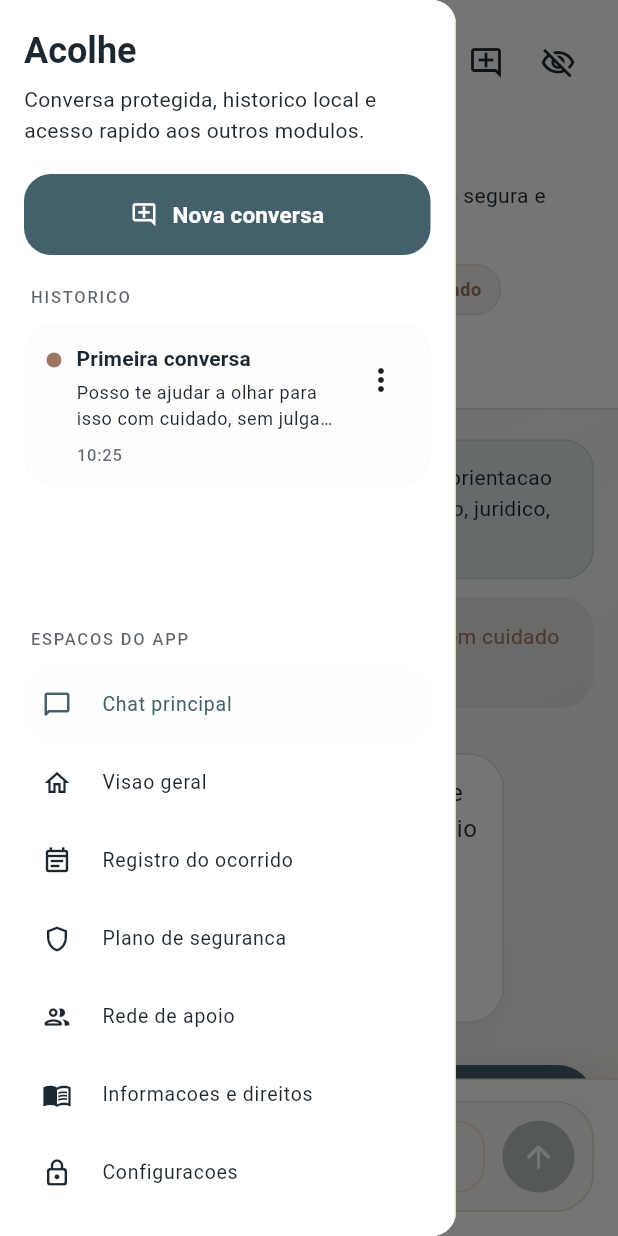
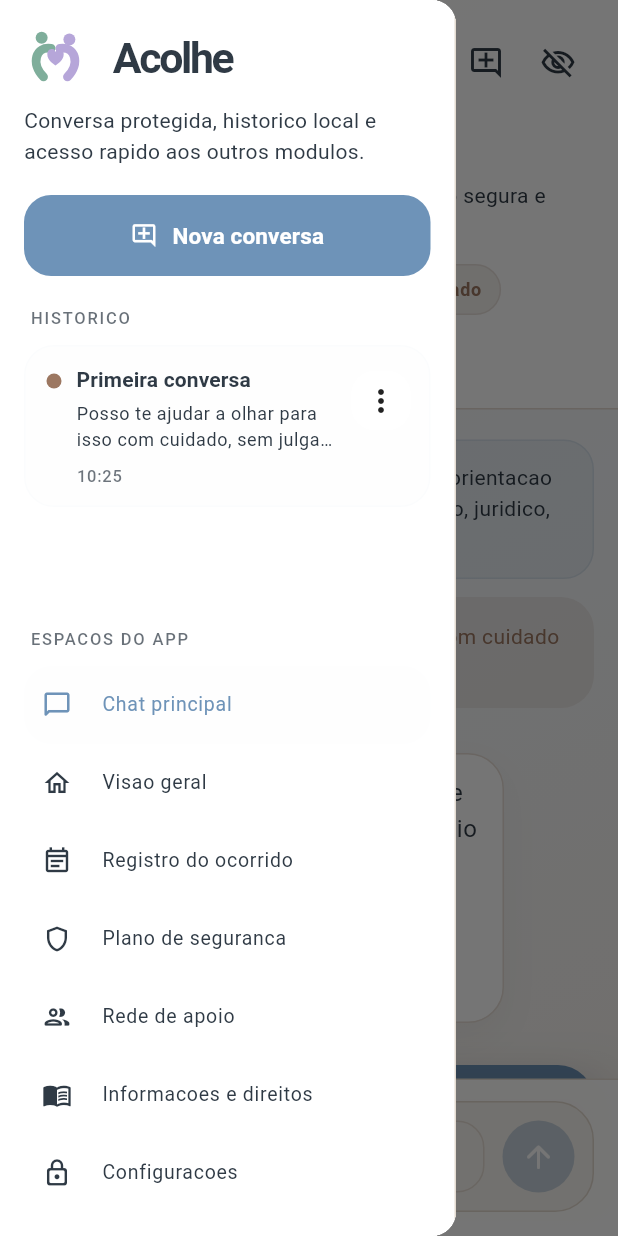
Before and after one commit to RenatoBoranga1/Acolhe, a Flutter app: the ChatScreen screen opened by its route, after a tap on the "menu" icon, on a phone screen of 412 x 824 dp. Run offline on Flutter 3.47's test engine with Material 3 defaults, Android fonts, the phone set to English and light mode, and no system bars; our stand-ins replace flutter_riverpod, flutter_secure_storage, go_router, local_auth; accounts and stored records are empty.

Commit message:
Apply Acolhe brand identity across mobile app

```diff
--- a/acolhe-mobile/lib/core/theme/app_theme.dart
+++ b/acolhe-mobile/lib/core/theme/app_theme.dart
@@ -1,16 +1,21 @@
 import 'package:flutter/material.dart';
 
 class AcolheTheme {
-  static const Color sand = Color(0xFFF3EEE8);
-  static const Color ink = Color(0xFF1D2730);
-  static const Color teal = Color(0xFF44616B);
-  static const Color mutedTeal = Color(0xFF69818A);
+  static const Color trustBlue = Color(0xFF6E93B8);
+  static const Color calmGreen = Color(0xFF7FAE9B);
+  static const Color lavender = Color(0xFFB6A6D9);
+  static const Color warmShell = Color(0xFFF5F1EB);
+  static const Color graphite = Color(0xFF2F3A45);
+  static const Color sand = warmShell;
+  static const Color ink = graphite;
+  static const Color teal = trustBlue;
+  static const Color mutedTeal = Color(0xFF87A6C2);
   static const Color clay = Color(0xFF9C7761);
   static const Color rose = Color(0xFFA45E60);
-  static const Color forest = Color(0xFF5A6F63);
+  static const Color forest = calmGreen;
   static const Color night = Color(0xFF121A21);
   static const Color slate = Color(0xFF21313D);
-  static const Color mist = Color(0xFFE3E7EA);
+  static const Color mist = Color(0xFFE6EBF0);
 
   static ThemeData get lightTheme {
     const colorScheme = ColorScheme(
--- a/acolhe-mobile/lib/features/auth/presentation/auth_screens.dart
+++ b/acolhe-mobile/lib/features/auth/presentation/auth_screens.dart
@@ -2,6 +2,7 @@ import 'dart:async';
 
 import 'package:acolhe_mobile/features/auth/application/auth_controller.dart';
 import 'package:acolhe_mobile/shared/widgets/app_shell.dart';
+import 'package:acolhe_mobile/shared/widgets/brand_logo.dart';
 import 'package:acolhe_mobile/shared/widgets/design_system.dart';
 import 'package:acolhe_mobile/shared/widgets/responsive_layout.dart';
 import 'package:flutter/material.dart';
@@ -41,38 +42,28 @@ class _SplashScreenState extends ConsumerState<SplashScreen> {
 
     return Scaffold(
       body: Center(
+        child: Padding(
+          padding: const EdgeInsets.symmetric(horizontal: 24),
           child: Column(
             mainAxisSize: MainAxisSize.min,
             children: [
-            Container(
-              width: 92,
-              height: 92,
-              decoration: BoxDecoration(
-                color: Theme.of(context).colorScheme.primary.withOpacity(0.12),
-                borderRadius: BorderRadius.circular(28),
+              const AcolheBrandLockup(
+                orientation: AcolheLockupOrientation.vertical,
+                markSize: 106,
+                center: true,
               ),
-              child: Icon(
-                Icons.shield_outlined,
-                size: 44,
-                color: Theme.of(context).colorScheme.primary,
-              ),
-            ),
-            const SizedBox(height: 24),
-            Text(
-              auth.currentAppName,
-              style: Theme.of(context).textTheme.displaySmall,
-            ),
-            const SizedBox(height: 12),
+              const SizedBox(height: 18),
               Text(
                 auth.discreetMode
                     ? 'Espaco privado protegido'
-                  : 'Acolhimento inicial com privacidade e seguranca',
+                    : 'Acolhimento inicial com privacidade, escuta e seguranca',
                 style: Theme.of(context).textTheme.bodyLarge,
                 textAlign: TextAlign.center,
               ),
               const SizedBox(height: 28),
               const CircularProgressIndicator(),
             ],
+          ),
         ),
       ),
     );
@@ -107,6 +98,8 @@ class _OnboardingScreenState extends ConsumerState<OnboardingScreen> {
               child: Column(
                 crossAxisAlignment: CrossAxisAlignment.start,
                 children: [
+                  AcolheBrandLockup(markSize: 70),
+                  SizedBox(height: 18),
                   SectionTitle(
                     title: 'Como o Acolhe pode apoiar',
                     subtitle:
@@ -202,6 +195,10 @@ class _PinSetupScreenState extends ConsumerState<PinSetupScreen> {
       maxContentWidth: 560,
       child: Column(
         children: [
+          const Padding(
+            padding: EdgeInsets.only(bottom: 18),
+            child: AcolheBrandMark(size: 54, withContainer: true),
+          ),
           GlassCard(
             child: Column(
               crossAxisAlignment: CrossAxisAlignment.start,
@@ -284,6 +281,10 @@ class _LoginScreenState extends ConsumerState<LoginScreen> {
       maxContentWidth: 560,
       child: Column(
         children: [
+          const Padding(
+            padding: EdgeInsets.only(bottom: 18),
+            child: AcolheBrandMark(size: 54, withContainer: true),
+          ),
           GlassCard(
             child: Column(
               crossAxisAlignment: CrossAxisAlignment.start,
--- a/acolhe-mobile/lib/features/chat/presentation/chat_screen.dart
+++ b/acolhe-mobile/lib/features/chat/presentation/chat_screen.dart
@@ -1,3 +1,4 @@
+import 'package:acolhe_mobile/core/theme/app_theme.dart';
 import 'package:acolhe_mobile/features/auth/application/auth_controller.dart';
 import 'package:acolhe_mobile/features/chat/application/chat_controller.dart';
 import 'package:acolhe_mobile/features/chat/presentation/widgets/chat_header.dart';
@@ -267,9 +268,9 @@ class _ChatScreenState extends ConsumerState<ChatScreen> {
                     Color(0xFF0D141A),
                   ]
                 : const [
-                    Color(0xFFF4EEE7),
-                    Color(0xFFF3F6F7),
-                    Color(0xFFF7F1EB),
+                    AcolheTheme.warmShell,
+                    Color(0xFFF4F7FA),
+                    Color(0xFFF7F2EC),
                   ],
           ),
         ),
--- a/acolhe-mobile/lib/features/chat/presentation/widgets/chat_header.dart
+++ b/acolhe-mobile/lib/features/chat/presentation/widgets/chat_header.dart
@@ -2,6 +2,7 @@ import 'package:acolhe_mobile/core/theme/app_theme.dart';
 import 'package:acolhe_mobile/features/chat/application/chat_controller.dart';
 import 'package:acolhe_mobile/features/chat/domain/chat_intelligence_ui.dart';
 import 'package:acolhe_mobile/shared/models/app_models.dart';
+import 'package:acolhe_mobile/shared/widgets/brand_logo.dart';
 import 'package:flutter/material.dart';
 
 class ChatHeader extends StatelessWidget {
@@ -72,19 +73,10 @@ class ChatHeader extends StatelessWidget {
                   icon: const Icon(Icons.menu_rounded),
                 ),
               if (!isWideLayout) const SizedBox(width: 4),
-              Container(
-                padding:
-                    const EdgeInsets.symmetric(horizontal: 12, vertical: 8),
-                decoration: BoxDecoration(
-                  color: theme.colorScheme.primary.withValues(alpha: 0.12),
-                  borderRadius: BorderRadius.circular(18),
-                ),
-                child: Text(
-                  appName,
-                  style: theme.textTheme.labelLarge?.copyWith(
-                    color: theme.colorScheme.primary,
-                  ),
-                ),
+              Tooltip(
+                message: appName,
+                child: AcolheBrandPill(
+                    onDark: theme.brightness == Brightness.dark),
               ),
               const Spacer(),
               IconButton(
--- a/acolhe-mobile/lib/features/chat/presentation/widgets/conversation_drawer.dart
+++ b/acolhe-mobile/lib/features/chat/presentation/widgets/conversation_drawer.dart
@@ -1,4 +1,5 @@
 import 'package:acolhe_mobile/shared/models/app_models.dart';
+import 'package:acolhe_mobile/shared/widgets/brand_logo.dart';
 import 'package:acolhe_mobile/shared/widgets/design_system.dart';
 import 'package:flutter/material.dart';
 
@@ -46,8 +47,12 @@ class ConversationDrawer extends StatelessWidget {
           child: Column(
             crossAxisAlignment: CrossAxisAlignment.start,
             children: [
-              Text('Acolhe', style: theme.textTheme.headlineSmall),
-              const SizedBox(height: 6),
+              AcolheBrandLockup(
+                markSize: 42,
+                showTagline: false,
+                onDark: theme.brightness == Brightness.dark,
+              ),
+              const SizedBox(height: 10),
               Text(
                 'Conversa protegida, historico local e acesso rapido aos outros modulos.',
                 style: theme.textTheme.bodyMedium,
--- a/acolhe-mobile/lib/features/home/presentation/home_screen.dart
+++ b/acolhe-mobile/lib/features/home/presentation/home_screen.dart
@@ -1,6 +1,7 @@
 import 'package:acolhe_mobile/features/auth/application/auth_controller.dart';
 import 'package:acolhe_mobile/features/chat/application/chat_controller.dart';
 import 'package:acolhe_mobile/shared/widgets/app_shell.dart';
+import 'package:acolhe_mobile/shared/widgets/brand_logo.dart';
 import 'package:acolhe_mobile/shared/widgets/design_system.dart';
 import 'package:acolhe_mobile/shared/widgets/responsive_layout.dart';
 import 'package:flutter/material.dart';
@@ -35,6 +36,8 @@ class HomeScreen extends ConsumerWidget {
               child: Column(
                 crossAxisAlignment: CrossAxisAlignment.start,
                 children: [
+                  const AcolheBrandLockup(markSize: 64),
+                  const SizedBox(height: 20),
                   const SectionTitle(
                     title: 'Chat como centro do cuidado',
                     subtitle:
--- a/acolhe-mobile/lib/shared/widgets/app_shell.dart
+++ b/acolhe-mobile/lib/shared/widgets/app_shell.dart
@@ -1,4 +1,5 @@
 import 'package:acolhe_mobile/core/navigation/safe_navigation.dart';
+import 'package:acolhe_mobile/core/theme/app_theme.dart';
 import 'package:acolhe_mobile/features/auth/application/auth_controller.dart';
 import 'package:acolhe_mobile/shared/widgets/responsive_layout.dart';
 import 'package:flutter/material.dart';
@@ -50,9 +51,9 @@ class AppShell extends ConsumerWidget {
                     Color(0xFF10171D)
                   ]
                 : const [
-                    Color(0xFFF5EFE9),
-                    Color(0xFFF2F5F6),
-                    Color(0xFFF7F1EC)
+                    AcolheTheme.warmShell,
+                    Color(0xFFF4F7FA),
+                    Color(0xFFF7F2EC)
                   ],
           ),
         ),
--- /dev/null
+++ b/acolhe-mobile/lib/shared/widgets/brand_logo.dart
@@ -0,0 +1,364 @@
+import 'package:acolhe_mobile/core/config/app_identity.dart';
+import 'package:acolhe_mobile/core/theme/app_theme.dart';
+import 'package:flutter/material.dart';
+
+enum AcolheLockupOrientation { horizontal, vertical }
+
+class AcolheBrandMark extends StatelessWidget {
+  const AcolheBrandMark({
+    super.key,
+    this.size = 72,
+    this.monochrome = false,
+    this.onDark = false,
+    this.withContainer = false,
+  });
+
+  final double size;
+  final bool monochrome;
+  final bool onDark;
+  final bool withContainer;
+
+  @override
+  Widget build(BuildContext context) {
+    final mark = SizedBox.square(
+      dimension: size,
+      child: CustomPaint(
+        painter: _AcolheBrandMarkPainter(
+          monochrome: monochrome,
+          onDark: onDark,
+        ),
+      ),
+    );
+
+    if (!withContainer) {
+      return mark;
+    }
+
+    final background = onDark
+        ? Colors.white.withValues(alpha: 0.08)
+        : Colors.white.withValues(alpha: 0.84);
+
+    return Container(
+      width: size + 18,
+      height: size + 18,
+      decoration: BoxDecoration(
+        color: background,
+        borderRadius: BorderRadius.circular(size * 0.34),
+        boxShadow: onDark
+            ? null
+            : [
+                BoxShadow(
+                  color: AcolheTheme.graphite.withValues(alpha: 0.08),
+                  blurRadius: 24,
+                  offset: const Offset(0, 8),
+                ),
+              ],
+      ),
+      alignment: Alignment.center,
+      child: mark,
+    );
+  }
+}
+
+class AcolheBrandLockup extends StatelessWidget {
+  const AcolheBrandLockup({
+    super.key,
+    this.orientation = AcolheLockupOrientation.horizontal,
+    this.markSize = 72,
+    this.showTagline = true,
+    this.onDark = false,
+    this.monochrome = false,
+    this.center = false,
+  });
+
+  final AcolheLockupOrientation orientation;
+  final double markSize;
+  final bool showTagline;
+  final bool onDark;
+  final bool monochrome;
+  final bool center;
+
+  @override
+  Widget build(BuildContext context) {
+    final wordmarkColor = monochrome
+        ? (onDark ? Colors.white : AcolheTheme.graphite)
+        : AcolheTheme.graphite;
+    final neutralTagColor = onDark
+        ? Colors.white.withValues(alpha: 0.86)
+        : AcolheTheme.graphite.withValues(alpha: 0.74);
+    final taglineBaseStyle = Theme.of(context).textTheme.labelMedium?.copyWith(
+          fontWeight: FontWeight.w700,
+          letterSpacing: 1.1,
+          color: neutralTagColor,
+        );
+
+    final label = Column(
+      mainAxisSize: MainAxisSize.min,
+      crossAxisAlignment:
+          center ? CrossAxisAlignment.center : CrossAxisAlignment.start,
+      children: [
+        Text(
+          AppIdentity.appName,
+          style: TextStyle(
+            fontSize: markSize * 0.68,
+            height: 1,
+            fontWeight: FontWeight.w700,
+            letterSpacing: -1.6,
+            color: wordmarkColor,
+          ),
+        ),
+        if (showTagline) ...[
+          const SizedBox(height: 6),
+          Wrap(
+            alignment: center ? WrapAlignment.center : WrapAlignment.start,
+            crossAxisAlignment: WrapCrossAlignment.center,
+            spacing: 8,
+            runSpacing: 4,
+            children: [
+              Text(
+                'RESPEITO',
+                style: taglineBaseStyle?.copyWith(color: AcolheTheme.calmGreen),
+              ),
+              _BrandTagDot(color: neutralTagColor),
+              Text(
+                'APOIO',
+                style: taglineBaseStyle?.copyWith(color: AcolheTheme.lavender),
+              ),
+              _BrandTagDot(color: neutralTagColor),
+              Text(
+                'ESCUTA',
+                style: taglineBaseStyle?.copyWith(color: AcolheTheme.trustBlue),
+              ),
+            ],
+          ),
+        ],
+      ],
+    );
+
+    if (orientation == AcolheLockupOrientation.vertical) {
+      return Column(
+        mainAxisSize: MainAxisSize.min,
+        crossAxisAlignment:
+            center ? CrossAxisAlignment.center : CrossAxisAlignment.start,
+        children: [
+          AcolheBrandMark(
+            size: markSize,
+            monochrome: monochrome,
+            onDark: onDark,
+          ),
+          const SizedBox(height: 18),
+          label,
+        ],
+      );
+    }
+
+    return Row(
+      mainAxisSize: MainAxisSize.min,
+      crossAxisAlignment: CrossAxisAlignment.center,
+      children: [
+        AcolheBrandMark(
+          size: markSize,
+          monochrome: monochrome,
+          onDark: onDark,
+        ),
+        const SizedBox(width: 18),
+        label,
+      ],
+    );
+  }
+}
+
+class AcolheBrandPill extends StatelessWidget {
+  const AcolheBrandPill({
+    super.key,
+    this.onDark = false,
+  });
+
+  final bool onDark;
+
+  @override
+  Widget build(BuildContext context) {
+    final borderColor = onDark
+        ? Colors.white.withValues(alpha: 0.08)
+        : AcolheTheme.trustBlue.withValues(alpha: 0.14);
+    final background = onDark
+        ? Colors.white.withValues(alpha: 0.04)
+        : Colors.white.withValues(alpha: 0.72);
+
+    return Container(
+      padding: const EdgeInsets.symmetric(horizontal: 12, vertical: 9),
+      decoration: BoxDecoration(
+        color: background,
+        borderRadius: BorderRadius.circular(20),
+        border: Border.all(color: borderColor),
+      ),
+      child: Row(
+        mainAxisSize: MainAxisSize.min,
+        children: [
+          AcolheBrandMark(size: 26, onDark: onDark),
+          const SizedBox(width: 10),
+          Text(
+            AppIdentity.appName,
+            style: Theme.of(context).textTheme.labelLarge?.copyWith(
+                  color: onDark ? Colors.white : AcolheTheme.graphite,
+                ),
+          ),
+        ],
+      ),
+    );
+  }
+}
+
+class _BrandTagDot extends StatelessWidget {
+  const _BrandTagDot({
+    required this.color,
+  });
+
+  final Color color;
+
+  @override
+  Widget build(BuildContext context) {
+    return Container(
+      width: 5,
+      height: 5,
+      decoration: BoxDecoration(
+        color: color,
+        shape: BoxShape.circle,
+      ),
+    );
+  }
+}
+
+class _AcolheBrandMarkPainter extends CustomPainter {
+  const _AcolheBrandMarkPainter({
+    required this.monochrome,
+    required this.onDark,
+  });
+
+  final bool monochrome;
+  final bool onDark;
+
+  @override
+  void paint(Canvas canvas, Size size) {
+    final strokeWidth = size.width * 0.14;
+    final leftColor = monochrome
+        ? (onDark ? Colors.white : AcolheTheme.graphite)
+        : AcolheTheme.calmGreen;
+    final rightColor = monochrome
+        ? (onDark ? Colors.white : AcolheTheme.graphite)
+        : AcolheTheme.lavender;
+    final heartColor = monochrome
+        ? (onDark ? Colors.white : AcolheTheme.graphite)
+        : AcolheTheme.lavender;
+
+    final leftPaint = Paint()
+      ..color = leftColor
+      ..style = PaintingStyle.stroke
+      ..strokeCap = StrokeCap.round
+      ..strokeJoin = StrokeJoin.round
+      ..strokeWidth = strokeWidth;
+    final rightPaint = Paint()
+      ..color = rightColor
+      ..style = PaintingStyle.stroke
+      ..strokeCap = StrokeCap.round
+      ..strokeJoin = StrokeJoin.round
+      ..strokeWidth = strokeWidth;
+
+    final headRadius = size.width * 0.095;
+    final leftHeadCenter = Offset(size.width * 0.28, size.height * 0.17);
+    final rightHeadCenter = Offset(size.width * 0.72, size.height * 0.20);
+    canvas.drawCircle(leftHeadCenter, headRadius, Paint()..color = leftColor);
+    canvas.drawCircle(rightHeadCenter, headRadius, Paint()..color = rightColor);
+
+    final leftPath = Path()
+      ..moveTo(size.width * 0.43, size.height * 0.34)
+      ..cubicTo(
+        size.width * 0.19,
+        size.height * 0.30,
+        size.width * 0.10,
+        size.height * 0.58,
+        size.width * 0.31,
+        size.height * 0.79,
+      );
+    final rightPath = Path()
+      ..moveTo(size.width * 0.57, size.height * 0.34)
+      ..cubicTo(
+        size.width * 0.81,
+        size.height * 0.30,
+        size.width * 0.90,
+        size.height * 0.58,
+        size.width * 0.69,
+        size.height * 0.79,
+      );
+
+    canvas.drawPath(leftPath, leftPaint);
+    canvas.drawPath(rightPath, rightPaint);
+    canvas.drawPath(_heartPath(size), Paint()..color = heartColor);
+  }
+
+  Path _heartPath(Size size) {
+    final left = size.width * 0.37;
+    final top = size.height * 0.37;
+    final width = size.width * 0.26;
+    final height = size.height * 0.24;
+    final cx = left + width / 2;
+    final bottom = top + height;
+
+    return Path()
+      ..moveTo(cx, bottom)
+      ..cubicTo(
+        cx - width * 0.14,
+        bottom - height * 0.12,
+        left,
+        bottom - height * 0.34,
+        left,
+        top + height * 0.26,
+      )
+      ..cubicTo(
+        left,
+        top,
+        left + width * 0.16,
+        top - height * 0.08,
+        left + width * 0.32,
+        top - height * 0.08,
+      )
+      ..cubicTo(
+        left + width * 0.44,
+        top - height * 0.08,
+        cx - width * 0.06,
+        top - height * 0.01,
+        cx,
+        top + height * 0.11,
+      )
+      ..cubicTo(
+        cx + width * 0.06,
+        top - height * 0.01,
+        left + width * 0.56,
+        top - height * 0.08,
+        left + width * 0.68,
+        top - height * 0.08,
+      )
+      ..cubicTo(
+        left + width * 0.84,
+        top - height * 0.08,
+        left + width,
+        top,
+        left + width,
+        top + height * 0.26,
+      )
+      ..cubicTo(
+        left + width,
+        bottom - height * 0.34,
+        cx + width * 0.14,
+        bottom - height * 0.12,
+        cx,
+        bottom,
+      )
+      ..close();
+  }
+
+  @override
+  bool shouldRepaint(covariant _AcolheBrandMarkPainter oldDelegate) {
+    return monochrome != oldDelegate.monochrome || onDark != oldDelegate.onDark;
+  }
+}
```
Lines whose indentation alone changed are shown as unchanged.
